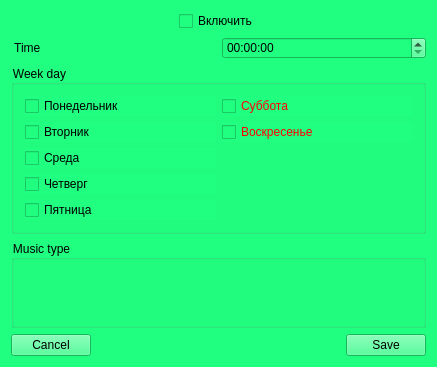
Old version of the form alarmlist.ui in the repository DenisZagorodnev/Melowake.
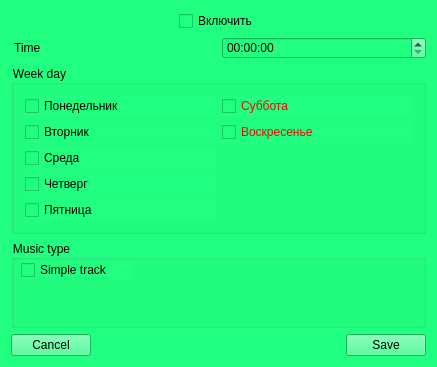
New version of the form.

Commit message: Bugs fixed, Telegram funcs added

Diff of the .ui file:
```diff
--- a/alarmlist.ui
+++ b/alarmlist.ui
@@ -437,6 +437,19 @@
      <property name="title">
       <string>Music type</string>
      </property>
+     <widget class="QCheckBox" name="checkBox">
+      <property name="geometry">
+       <rect>
+        <x>10</x>
+        <y>20</y>
+        <width>111</width>
+        <height>20</height>
+       </rect>
+      </property>
+      <property name="text">
+       <string>Simple track</string>
+      </property>
+     </widget>
     </widget>
    </item>
    <item>
```
The commit also changes 2 other files.
